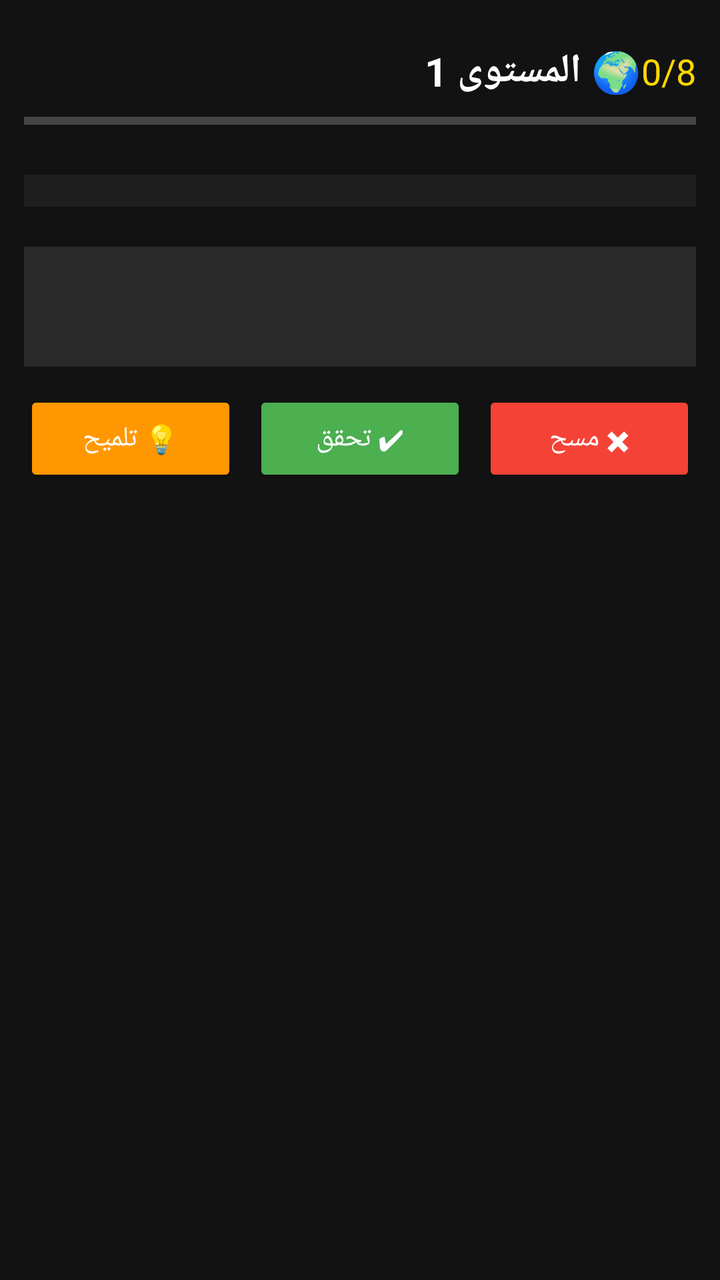
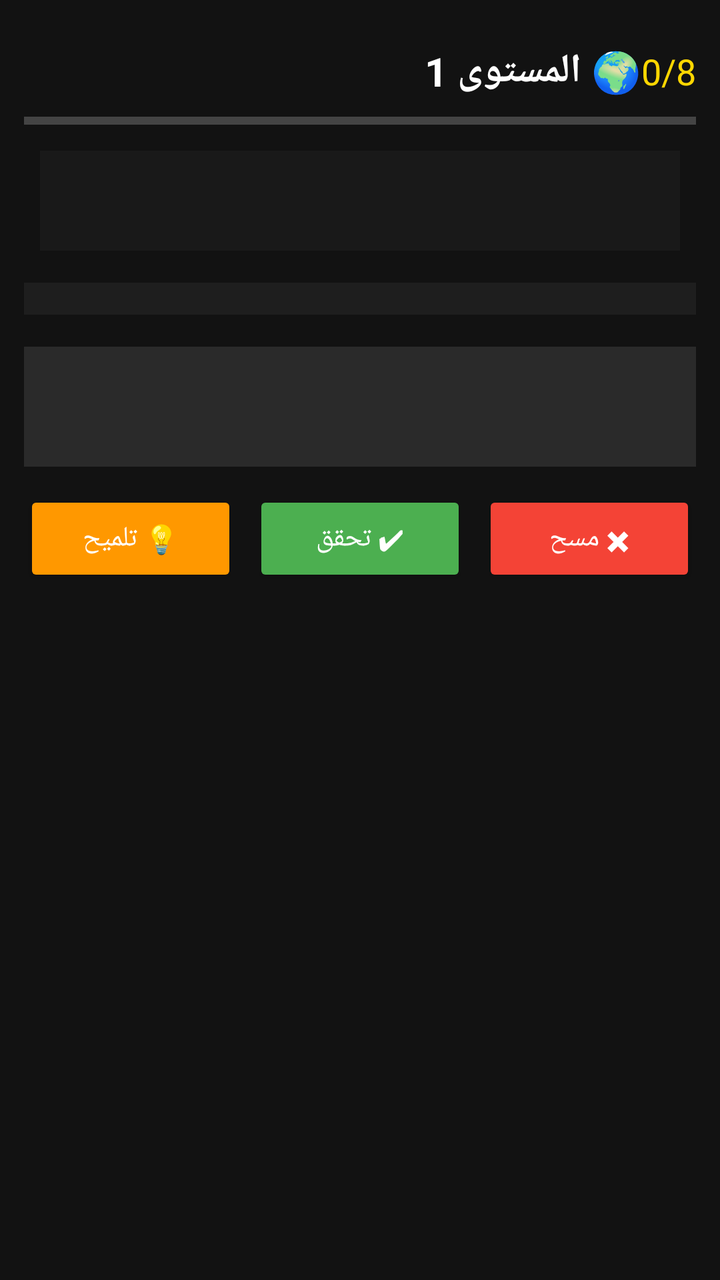

Compare the two renders of this Android layout. The source of the first and the diff that turns it into the second are given below.
<!-- AndroidManifest.xml: activity theme Theme.AppCompat.NoActionBar -->
<!-- res/layout/activity_word_game.xml -->
<?xml version="1.0" encoding="utf-8"?>
<RelativeLayout xmlns:android="http://schemas.android.com/apk/res/android"
    android:layout_width="match_parent"
    android:layout_height="match_parent"
    android:background="#121212"
    android:padding="12dp">

    
    <LinearLayout
        android:id="@+id/header"
        android:layout_width="match_parent"
        android:layout_height="wrap_content"
        android:orientation="horizontal"
        android:gravity="center_vertical"
        android:layout_marginTop="10dp">

        <TextView
            android:id="@+id/tv_level"
            android:layout_width="0dp"
            android:layout_height="wrap_content"
            android:layout_weight="1"
            android:text="🌍 المستوى 1"
            android:textSize="20sp"
            android:textColor="#FFFFFF"
            android:textStyle="bold" />

        <TextView
            android:id="@+id/tv_progress"
            android:layout_width="wrap_content"
            android:layout_height="wrap_content"
            android:text="0/8"
            android:textSize="18sp"
            android:textColor="#FFD700" />
    </LinearLayout>

    
    <ProgressBar
        android:id="@+id/progress_bar"
        style="?android:attr/progressBarStyleHorizontal"
        android:layout_width="match_parent"
        android:layout_height="6dp"
        android:layout_below="@id/header"
        android:layout_marginTop="8dp"
        android:progress="0"
        android:max="100"
        android:progressTint="#4CAF50" />

    
    <GridLayout
        android:id="@+id/grid_letters"
        android:layout_width="match_parent"
        android:layout_height="wrap_content"
        android:layout_below="@id/progress_bar"
        android:layout_marginTop="24dp"
        android:layout_centerHorizontal="true"
        android:rowCount="5"
        android:columnCount="5"
        android:background="#1E1E1E"
        android:padding="8dp" />

    
    <TextView
        android:id="@+id/tv_selected_word"
        android:layout_width="match_parent"
        android:layout_height="60dp"
        android:layout_below="@id/grid_letters"
        android:layout_marginTop="20dp"
        android:text=""
        android:textSize="26sp"
        android:textColor="#FFD700"
        android:gravity="center"
        android:background="#2A2A2A"
        android:padding="8dp"
        android:textStyle="bold" />

    
    <LinearLayout
        android:layout_width="match_parent"
        android:layout_height="wrap_content"
        android:layout_below="@id/tv_selected_word"
        android:layout_marginTop="12dp"
        android:orientation="horizontal"
        android:gravity="center">

        <Button
            android:id="@+id/btn_hint"
            android:layout_width="0dp"
            android:layout_height="48dp"
            android:layout_weight="1"
            android:text="💡 تلميح"
            android:backgroundTint="#FF9800"
            android:textColor="#FFFFFF"
            android:textSize="14sp"
            android:layout_marginEnd="4dp" />

        <Button
            android:id="@+id/btn_submit"
            android:layout_width="0dp"
            android:layout_height="48dp"
            android:layout_weight="1"
            android:text="✔ تحقق"
            android:backgroundTint="#4CAF50"
            android:textColor="#FFFFFF"
            android:textSize="14sp"
            android:layout_marginStart="4dp"
            android:layout_marginEnd="4dp" />

        <Button
            android:id="@+id/btn_clear"
            android:layout_width="0dp"
            android:layout_height="48dp"
            android:layout_weight="1"
            android:text="✖ مسح"
            android:backgroundTint="#F44336"
            android:textColor="#FFFFFF"
            android:textSize="14sp"
            android:layout_marginStart="4dp" />
    </LinearLayout>

    
    <TextView
        android:id="@+id/tv_found_words"
        android:layout_width="match_parent"
        android:layout_height="wrap_content"
        android:layout_below="@id/btn_submit"
        android:layout_marginTop="16dp"
        android:text=""
        android:textSize="14sp"
        android:textColor="#AAAAAA"
        android:gravity="center"
        android:minHeight="40dp" />

    
    <Button
        android:id="@+id/btn_reset_game"
        android:layout_width="wrap_content"
        android:layout_height="40dp"
        android:layout_alignParentBottom="true"
        android:layout_centerHorizontal="true"
        android:layout_marginBottom="16dp"
        android:text="🔄 إعادة المستوى"
        android:backgroundTint="#333333"
        android:textColor="#FFFFFF"
        android:textSize="12sp"
        android:visibility="gone" />

</RelativeLayout>
<!-- resources referenced by this layout -->
<resources>

</resources>

<!-- the commit's change to res/layout/activity_word_game.xml (unified diff, before → after) -->
@@ -46,12 +46,33 @@
         android:progressTint="#4CAF50" />
 
     
+    
+    
+    <TextView
+        android:id="@+id/tv_motivation"
+        android:layout_width="match_parent"
+        android:layout_height="wrap_content"
+        android:layout_below="@id/progress_bar"
+        android:layout_marginTop="12dp"
+        android:layout_marginStart="8dp"
+        android:layout_marginEnd="8dp"
+        android:text=""
+        android:textSize="16sp"
+        android:textColor="#FFD700"
+        android:gravity="center"
+        android:background="#1A1A1A"
+        android:padding="12dp"
+        android:minHeight="50dp"
+        android:textStyle="bold"
+        android:alpha="0.9" />
+
+    
     <GridLayout
         android:id="@+id/grid_letters"
         android:layout_width="match_parent"
         android:layout_height="wrap_content"
-        android:layout_below="@id/progress_bar"
-        android:layout_marginTop="24dp"
+        android:layout_below="@id/tv_motivation"
+        android:layout_marginTop="16dp"
         android:layout_centerHorizontal="true"
         android:rowCount="5"
         android:columnCount="5"
@@ -64,7 +85,7 @@
         android:layout_width="match_parent"
         android:layout_height="60dp"
         android:layout_below="@id/grid_letters"
-        android:layout_marginTop="20dp"
+        android:layout_marginTop="16dp"
         android:text=""
         android:textSize="26sp"
         android:textColor="#FFD700"
@@ -123,7 +144,7 @@
         android:layout_width="match_parent"
         android:layout_height="wrap_content"
         android:layout_below="@id/btn_submit"
-        android:layout_marginTop="16dp"
+        android:layout_marginTop="12dp"
         android:text=""
         android:textSize="14sp"
         android:textColor="#AAAAAA"
